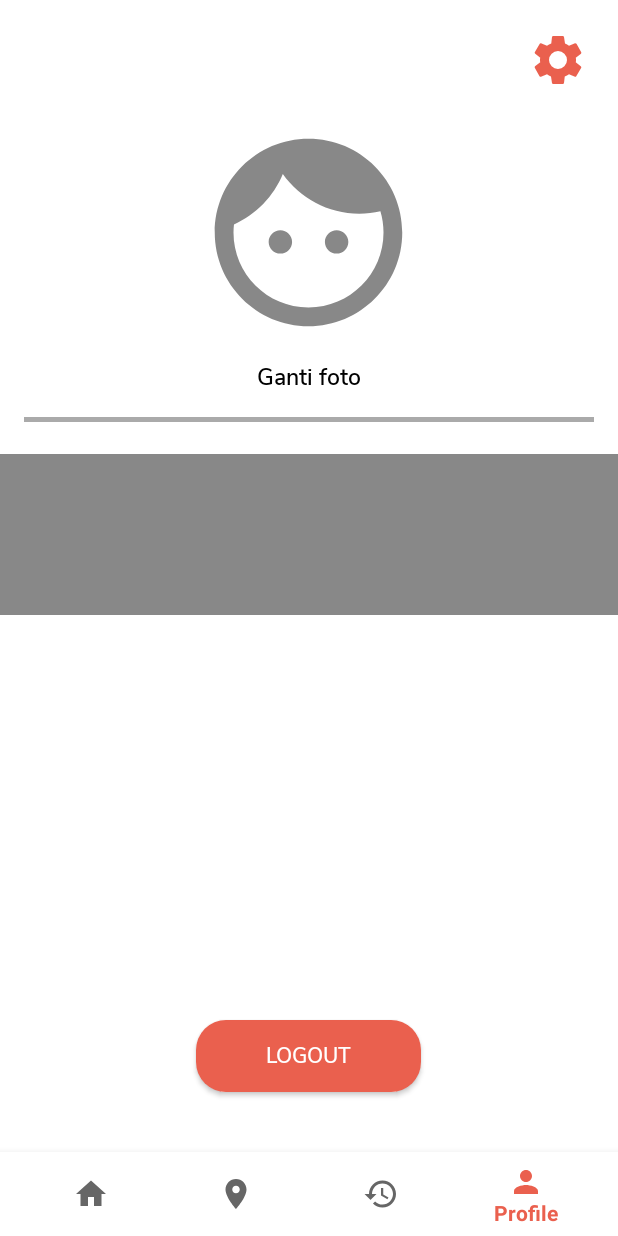
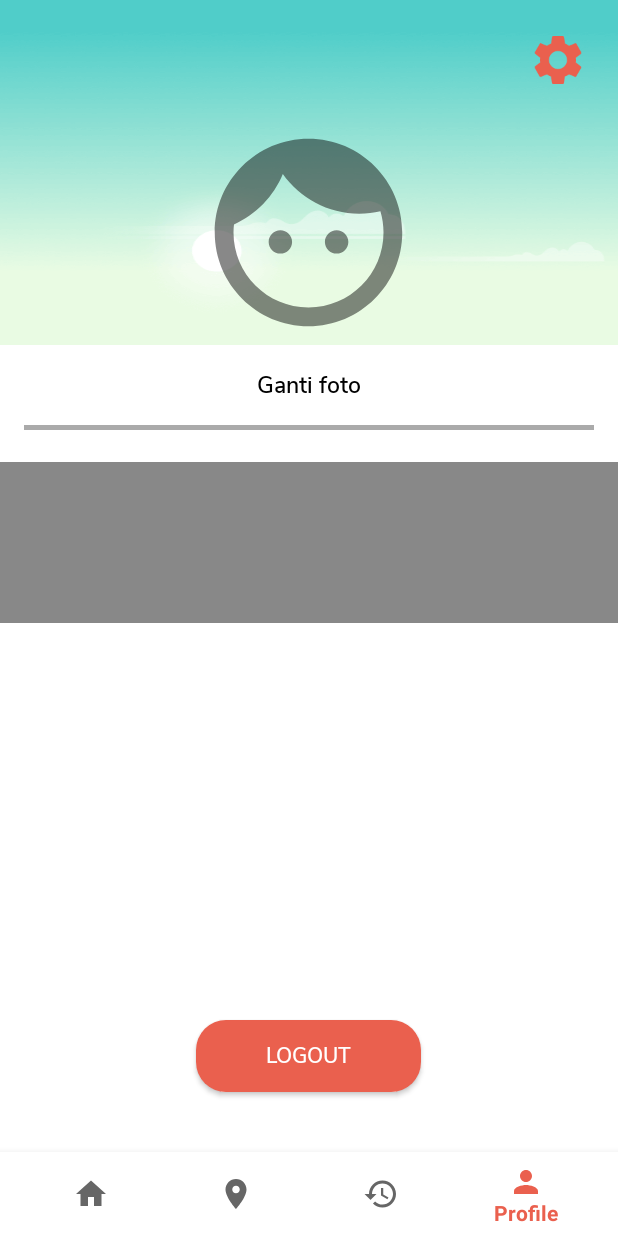
Before and after one commit to AnasNasrull/jaramba-mobile, an Android app: the ProfilePage screen opened directly, with no data from a screen before it, on a phone screen of 412 x 824 dp. Run offline under Robolectric (Android 15) with nearby library versions, the phone set to English and light mode, and no system bars; our stand-ins replace CircleImageView, Firebase (no records; nobody signed in at launch, a user with empty details on screens opened directly), Picasso; pictures from the network do not load.

Commit message:
fix bug change email, add dynamic background

```diff
--- a/app/src/main/java/com/example/jarambamobile/ProfilePage.java
+++ b/app/src/main/java/com/example/jarambamobile/ProfilePage.java
@@ -7,6 +7,7 @@ import androidx.appcompat.app.AppCompatActivity;
 import androidx.core.content.ContextCompat;
 
 import android.Manifest;
+import android.annotation.SuppressLint;
 import android.app.AlertDialog;
 import android.app.ProgressDialog;
 import android.content.ContentValues;
@@ -41,6 +42,7 @@ import com.google.firebase.storage.StorageReference;
 import com.google.firebase.storage.UploadTask;
 import com.squareup.picasso.Picasso;
 
+import java.util.Calendar;
 import java.util.HashMap;
 
 public class ProfilePage extends AppCompatActivity {
@@ -65,7 +67,7 @@ public class ProfilePage extends AppCompatActivity {
     private static final int IMAGE_PICK_CAMERA_CODE = 400;
 
     private TextView nameTv, emailTv, phoneTv;
-    private ImageView avatarIv;
+    private ImageView avatarIv, bgDynamic, icSetting;
 
     String cameraPermission[];
     String storagePermission[];
@@ -102,7 +104,11 @@ public class ProfilePage extends AppCompatActivity {
         nameTv = findViewById(R.id.tv_profil_username);
         emailTv = findViewById(R.id.tv_profil_email);
         phoneTv = findViewById(R.id.tv_profil_phone);
+        bgDynamic = findViewById(R.id.greeting_img_profile);
+        icSetting = findViewById(R.id.setting_profile_page);
 
+        Glide.with(ProfilePage.this).load(R.drawable.ic_settings_black_48dp).into(icSetting);
+        greeting();
 
         //init progres dialog
         progressDialog = new ProgressDialog(ProfilePage.this);
@@ -178,6 +184,20 @@ public class ProfilePage extends AppCompatActivity {
             }
         });
 
+    }
+
+    @SuppressLint("SetTextI18n")
+    private void greeting() {
+        Calendar calendar = Calendar.getInstance();
+        int timeOfDay = calendar.get(Calendar.HOUR_OF_DAY);
+
+        if (timeOfDay >= 0 && timeOfDay < 18){
+            bgDynamic.setImageResource(R.drawable.img_default_half_morning);
+            Glide.with(ProfilePage.this).load(R.drawable.img_default_half_morning).into(bgDynamic);
+        } else if (timeOfDay >= 18 && timeOfDay < 24) {
+            bgDynamic.setImageResource(R.drawable.img_default_half_night);
+            Glide.with(ProfilePage.this).load(R.drawable.img_default_half_night).into(bgDynamic);
+        }
     }
 
     private void progressDialog() {
--- a/app/src/main/res/layout/activity_profile_page.xml
+++ b/app/src/main/res/layout/activity_profile_page.xml
@@ -7,6 +7,14 @@
     android:background="@android:color/white"
     tools:context=".ProfilePage">
 
+    <ImageView
+        android:id="@+id/greeting_img_profile"
+        android:layout_width="match_parent"
+        android:layout_height="230dp"
+        android:layout_alignParentTop="true"
+        android:layout_alignParentEnd="true"
+        android:scaleType="fitXY"
+        android:contentDescription="@string/image" />
 
     <ImageView
         android:id="@+id/setting_profile_page"
@@ -37,10 +45,11 @@
         android:text="@string/edit_profil"
         android:padding="10dp"
         android:fontFamily="@font/nunitosans_semibold"
-        android:layout_below="@+id/img_profile_page"
+        android:layout_below="@+id/greeting_img_profile"
         android:layout_centerHorizontal="true"
         android:onClick="changePictureProfileUser"
         android:textStyle="bold"
+        android:layout_marginTop="5dp"
         android:textColor="@android:color/black"
         android:textSize="15sp"
         tools:ignore="OnClick" />
--- a/app/src/main/res/layout/activity_setting_profile_page.xml
+++ b/app/src/main/res/layout/activity_setting_profile_page.xml
@@ -160,10 +160,11 @@
 
         <ImageView
             android:id="@+id/logo_white"
-            android:layout_width="wrap_content"
+            android:layout_width="match_parent"
             android:layout_height="80dp"
             android:layout_marginTop="12dp"
-            android:src="@drawable/logo08" />
+            android:src="@drawable/logo08"
+            android:contentDescription="@string/image" />
 
     </RelativeLayout>
 
```
Also changed, not shown: app/src/main/java/com/example/jarambamobile/SettingProfilePage.java (+36 -30 lines).
